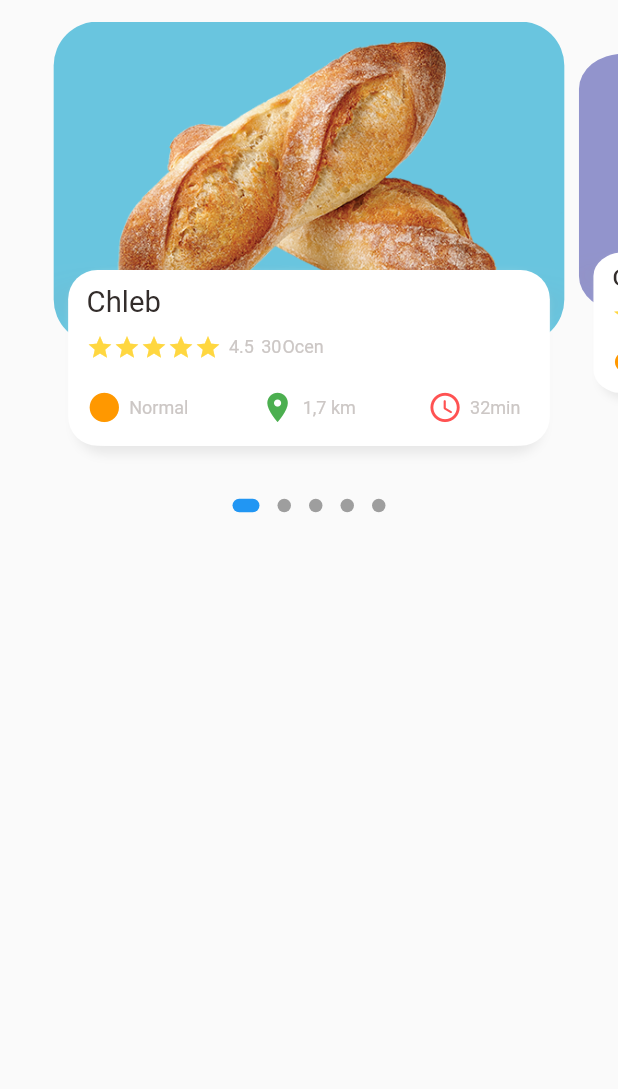
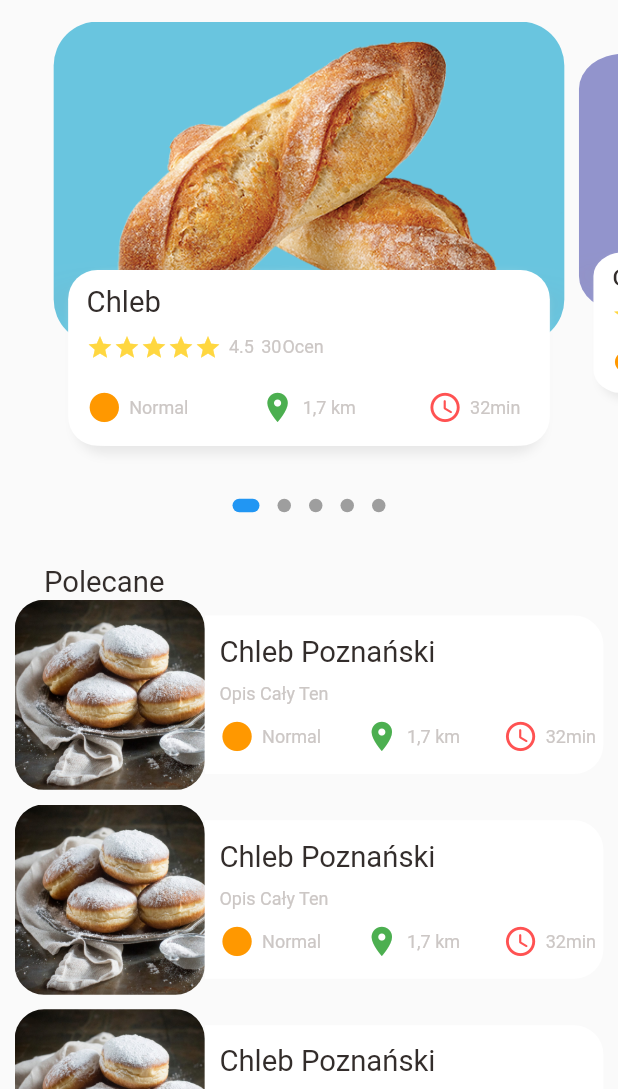
Before and after one commit to Shade644/Breadly-Mobile-App, a Flutter app: the screen it shows after launch, on a phone screen of 412 x 824 dp, the part 147-1236 px from its top. Run offline on Flutter 3.47's test engine with Material 2 defaults, Android fonts, the phone set to English and light mode, and no system bars; drawn by our look-alikes of dots_indicator; our stand-ins replace get.

Commit message:
list off products

```diff
--- a/breadly/lib/home/main_page.dart
+++ b/breadly/lib/home/main_page.dart
@@ -51,7 +51,10 @@ class _MainPageState extends State<MainPage> {
           ],
           ),
       ),
-      const PageBody(),
+      const Expanded(
+        child: SingleChildScrollView(
+          child: PageBody(),
+          ))
 
     ],
     ),
--- a/breadly/lib/home/page_body.dart
+++ b/breadly/lib/home/page_body.dart
@@ -60,6 +60,88 @@ class _PageBodyState extends State<PageBody> {
     activeShape: RoundedRectangleBorder(borderRadius: BorderRadius.circular(5.0)),
   ),
 ),
+  SizedBox(height: Dimensions.height30,),
+
+  Container(
+    margin: EdgeInsets.only(left:Dimensions.height30),
+    child: Row(
+      crossAxisAlignment: CrossAxisAlignment.end,
+      children: [
+      BigText(text: "Polecane"),
+    ],),
+  ),
+
+    ListView.builder(
+      physics: const NeverScrollableScrollPhysics(),
+      shrinkWrap: true,
+    itemCount: 10,
+    itemBuilder: (context, index){
+      return Container(
+        margin: EdgeInsets.only(left: Dimensions.width20, right: Dimensions.width20,bottom: Dimensions.height10),
+        child: Row(
+          children: [
+          Container(
+            width: Dimensions.listViewImgSize,
+            height: Dimensions.listViewImgSize ,
+            decoration: BoxDecoration(
+              borderRadius: BorderRadius.circular(Dimensions.radius20),
+              color: Colors.white38,
+              image: DecorationImage(
+                fit:BoxFit.cover,
+                image: AssetImage("assets/images/paczek.jpg")
+                )
+            ),
+          ),
+          Expanded(
+            child: Container(
+              height: Dimensions.listViewTextContSize,
+              decoration: BoxDecoration(
+                borderRadius: BorderRadius.only(
+                  topRight: Radius.circular(Dimensions.radius20),
+                  bottomRight: Radius.circular(Dimensions.radius20),
+                ),
+                color: Colors.white,
+              ),
+              child: Padding(
+                padding: EdgeInsets.only(left: Dimensions.width20,right: Dimensions.width10),
+                child: Column(
+                  crossAxisAlignment: CrossAxisAlignment.start,
+                  mainAxisAlignment: MainAxisAlignment.center,
+                  children: [
+                    BigText(text: "Chleb Poznański"),
+                    SizedBox(height: Dimensions.height10,),
+                    SmallText(text: "Opis Cały Ten"),
+                    SizedBox(height: Dimensions.height10,),
+                     Row(
+                mainAxisAlignment: MainAxisAlignment.spaceBetween,
+                children: const [
+                IconText(
+                  icon: Icons.circle_sharp,
+                  text: "Normal",
+                  iconColor: Colors.orange
+                  ),
+                    IconText(
+                  icon: Icons.location_on,
+                  text: "1,7 km",
+                  iconColor: Colors.green
+                  ),
+                    IconText(
+                  icon: Icons.access_time_rounded,
+                  text: "32min",
+                  iconColor: Colors.redAccent
+                  ),
+              ],)
+                  ],
+                ),
+              ),
+            ),
+
+          )
+        ]
+        ),
+      );
+    }
+  )
       ],
     );
   }
--- a/breadly/lib/main.dart
+++ b/breadly/lib/main.dart
@@ -11,6 +11,7 @@ class MyApp extends StatelessWidget {
   @override
   Widget build(BuildContext context) {
     return const GetMaterialApp(
+      debugShowCheckedModeBanner: false,
       home: MainPage(),
     );
   }
--- a/breadly/lib/utils/dimensions.dart
+++ b/breadly/lib/utils/dimensions.dart
@@ -26,4 +26,8 @@ class Dimensions{
     static double radius30 = screenHeight/28.13;
      static double radius15 = screenHeight/56.27;
       static double icon24 = screenHeight/35.17;
+
+
+      static double listViewImgSize = screenWidth/3.25;
+      static double listViewTextContSize = screenWidth/3.9;
 }
```
Also changed, not shown: breadly/assets/images/logo.png (added), breadly/assets/images/paczek.jpg (added).
